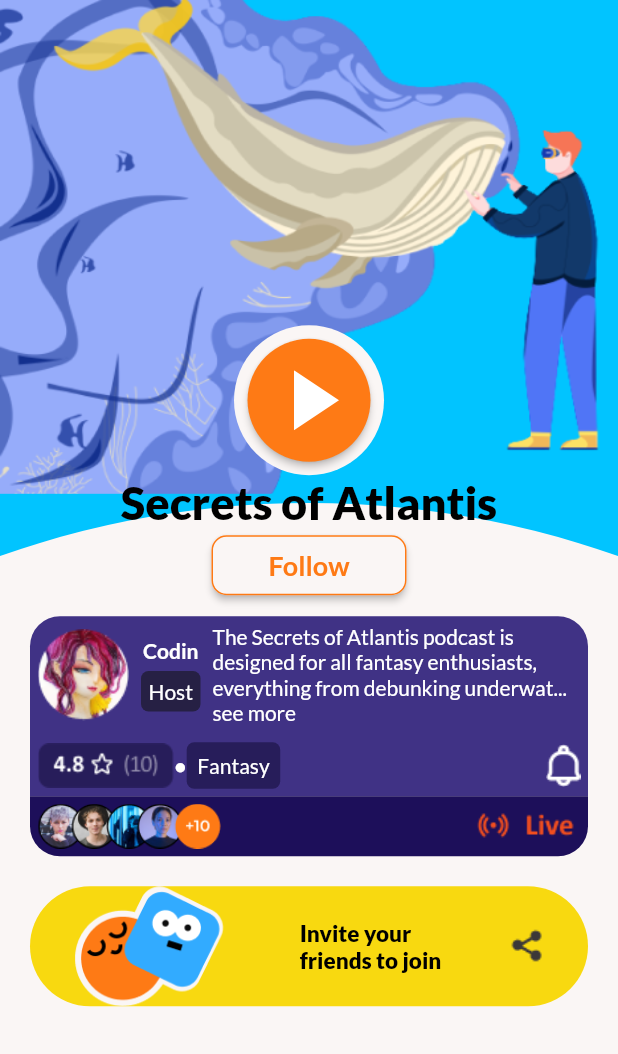
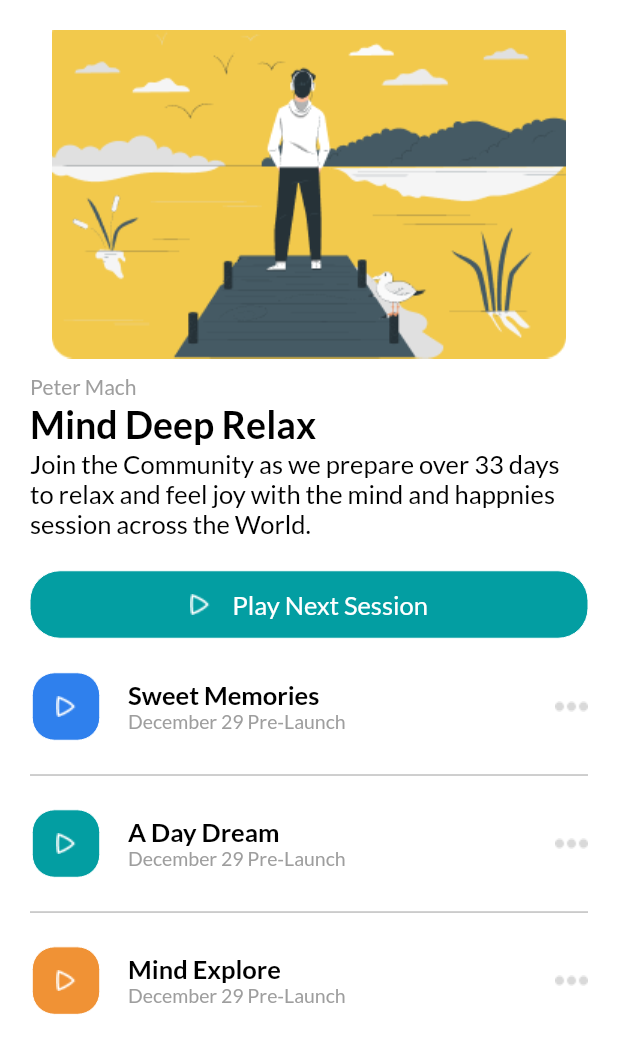
Before and after one commit to StounhandJ/flutter, a Flutter app: the screen it shows after launch, on a phone screen of 412 x 824 dp. Shown: the top 1054 px of the screen. Run offline on Flutter 3.47's test engine with Material 2 defaults, Android fonts, the phone set to English and light mode, and no system bars; our stand-ins replace google_fonts.

Commit message:
second design

```diff
--- a/lib/ScreenFour.dart
+++ b/lib/ScreenFour.dart
@@ -1,79 +1,53 @@
 import 'package:flutter/material.dart';
-import 'package:google_fonts/google_fonts.dart';
+import 'package:flutter_application_3/components/TextComponent.dart';
+
+import 'components/ButtonCircularComponent.dart';
 
 class ScreenFour extends StatelessWidget {
   const ScreenFour({Key? key}) : super(key: key);
   @override
   Widget build(BuildContext context) {
-    return SafeArea(
-      child: Container(
+    return Container(
       color: const Color.fromARGB(255, 3, 157, 162),
+      child: SafeArea(
         child: Column(
           children: [
             Container(
               margin: const EdgeInsets.only(top: 80),
-              child: Column(children: [
-                DefaultTextStyle(
-                  style: GoogleFonts.lato(
+              child: Column(children: const [
+                TextComponent("medinow",
                     fontSize: 40,
                     fontWeight: FontWeight.w400,
                     color: Colors.white),
-                  child: const Text('medinow'),
-                ),
-                DefaultTextStyle(
-                  style: GoogleFonts.lato(
+                TextComponent("Meditate With Us!",
                     fontSize: 15,
                     fontWeight: FontWeight.w400,
                     color: Colors.white),
-                  child: const Text('Meditate With Us!'),
-                )
               ]),
             ),
             Container(
               margin: const EdgeInsets.only(top: 50, left: 25, right: 25),
               child: Column(
                 children: [
-                  ElevatedButton(
-                    style: ButtonStyle(
-                        minimumSize: MaterialStateProperty.all<Size>(
-                            const Size(double.infinity, 50)),
-                        backgroundColor:
-                            MaterialStateProperty.all<Color>(Colors.white),
-                        foregroundColor:
-                            MaterialStateProperty.all<Color>(Colors.black),
-                        shape:
-                            MaterialStateProperty.all<RoundedRectangleBorder>(
-                                RoundedRectangleBorder(
-                                    borderRadius:
-                                        BorderRadius.circular(25.0)))),
-                    onPressed: () {},
-                    child: const Text("Sign in with Apple"),
-                  ),
+                  ButtonCircularComponent(const Text("Sign in with Apple"),
+                      width: MediaQuery.of(context).size.width,
+                      height: 50,
+                      backgroundColor: Colors.white,
+                      foregroundColor: Colors.black,
+                      circular: 25),
                   const SizedBox(height: 12),
-                  ElevatedButton(
-                    style: ButtonStyle(
-                        minimumSize: MaterialStateProperty.all<Size>(
-                            const Size(double.infinity, 50)),
-                        backgroundColor: MaterialStateProperty.all<Color>(
-                            const Color.fromARGB(255, 205, 253, 254)),
-                        foregroundColor:
-                            MaterialStateProperty.all<Color>(Colors.black),
-                        shape:
-                            MaterialStateProperty.all<RoundedRectangleBorder>(
-                                RoundedRectangleBorder(
-                                    borderRadius:
-                                        BorderRadius.circular(25.0)))),
-                    onPressed: () {},
-                    child: const Text("Continue with Email or Phone"),
-                  ),
+                  ButtonCircularComponent(
+                      const Text("Continue with Email or Phone"),
+                      width: MediaQuery.of(context).size.width,
+                      height: 50,
+                      backgroundColor: const Color.fromARGB(255, 205, 253, 254),
+                      foregroundColor: Colors.black,
+                      circular: 25),
                   const SizedBox(height: 8),
-                  DefaultTextStyle(
-                    style: GoogleFonts.lato(
+                  const TextComponent("Continue With Google",
                       fontSize: 15,
                       fontWeight: FontWeight.w400,
                       color: Colors.white),
-                    child: const Text('Continue With Google'),
-                  )
                 ],
               ),
             ),
--- a/lib/ScreenOne.dart
+++ b/lib/ScreenOne.dart
@@ -1,5 +1,6 @@
 import 'package:flutter/material.dart';
 
+import 'components/ButtonCircularComponent.dart';
 import 'components/InviteFriendsComponent.dart';
 import 'components/StreamCartComponent.dart';
 import 'components/TextComponent.dart';
@@ -8,9 +9,9 @@ class ScreenOne extends StatelessWidget {
   const ScreenOne({Key? key}) : super(key: key);
   @override
   Widget build(BuildContext context) {
-    return SafeArea(
-      child: Container(
-        color: const Color.fromARGB(255, 1, 196, 255),
+    return Container(
+      color: const Color.fromARGB(255, 1, 196, 255),
+      child: SafeArea(
         child: Stack(
           children: [
             Image.asset('assets/kit.png',
@@ -68,27 +69,17 @@ class ScreenOne extends StatelessWidget {
                             fontSize: 30,
                             fontWeight: FontWeight.w900,
                             color: Colors.black),
-                        ElevatedButton(
-                          style: ButtonStyle(
-                              minimumSize: MaterialStateProperty.all<Size>(
-                                  const Size(130, 40)),
-                              backgroundColor: MaterialStateProperty.all<Color>(
-                                const Color.fromARGB(255, 250, 246, 245),
-                              ),
-                              shape: MaterialStateProperty.all<
-                                      RoundedRectangleBorder>(
-                                  RoundedRectangleBorder(
-                                borderRadius: BorderRadius.circular(10.0),
-                                side: const BorderSide(
-                                  color: Color.fromARGB(255, 254, 122, 21),
-                                  width: 1.0,
-                                ),
-                              ))),
-                          onPressed: () {},
-                          child: const TextComponent('Follow',
+                        const ButtonCircularComponent(
+                          TextComponent('Follow',
                               fontSize: 18,
                               fontWeight: FontWeight.w600,
                               color: Color.fromARGB(255, 254, 122, 21)),
+                          width: 130,
+                          height: 40,
+                          backgroundColor: Color.fromARGB(255, 250, 246, 245),
+                          circular: 10,
+                          sideColor: Color.fromARGB(255, 254, 122, 21),
+                          sideWidth: 1,
                         ),
                         const SizedBox(height: 10),
                         StreamCartComponent(
--- /dev/null
+++ b/lib/ScreenTwo.dart
@@ -0,0 +1,96 @@
+import 'package:flutter/material.dart';
+import 'package:flutter_application_3/components/ButtonCircularComponent.dart';
+import 'package:flutter_application_3/components/TextComponent.dart';
+
+import 'components/DetailedCardComponent.dart';
+
+class ScreenTwo extends StatelessWidget {
+  const ScreenTwo({Key? key}) : super(key: key);
+  @override
+  Widget build(BuildContext context) {
+    return Container(
+      color: Colors.white,
+      child: SafeArea(
+        child: Container(
+          margin: const EdgeInsets.all(20),
+          child: Column(
+            children: [
+              Image.asset('assets/river.png'),
+              const SizedBox(height: 10),
+              Container(
+                width: MediaQuery.of(context).size.width,
+                alignment: Alignment.centerLeft,
+                height: 110,
+                child: Column(
+                  crossAxisAlignment: CrossAxisAlignment.start,
+                  mainAxisAlignment: MainAxisAlignment.spaceBetween,
+                  children: const [
+                    TextComponent("Peter Mach",
+                        color: Colors.grey, textAlign: TextAlign.start),
+                    TextComponent("Mind Deep Relax",
+                        fontSize: 25,
+                        fontWeight: FontWeight.bold,
+                        textAlign: TextAlign.left),
+                    Flexible(
+                        child: TextComponent(
+                      "Join the Community as we prepare over 33 days to relax and feel joy with the mind and happnies session across the World.",
+                      textAlign: TextAlign.left,
+                      fontSize: 17,
+                    )),
+                  ],
+                ),
+              ),
+              const SizedBox(height: 20),
+              ButtonCircularComponent(
+                Row(
+                  mainAxisAlignment: MainAxisAlignment.center,
+                  children: [
+                    Image.asset('assets/play.png'),
+                    const SizedBox(
+                      width: 15,
+                    ),
+                    const TextComponent(
+                      "Play Next Session",
+                      color: Colors.white,
+                      fontSize: 17,
+                    ),
+                  ],
+                ),
+                width: MediaQuery.of(context).size.width,
+                backgroundColor: const Color(0xFF039EA2),
+                height: 45,
+                circular: 20,
+              ),
+              const SizedBox(height: 20),
+              SizedBox(
+                height: MediaQuery.of(context).size.height * 0.28,
+                child: Column(
+                  mainAxisAlignment: MainAxisAlignment.spaceBetween,
+                  children: const [
+                    DetailedCardComponent(
+                      "Sweet Memories",
+                      "December 29 Pre-Launch",
+                      color: Color(0xFF2F80ED),
+                    ),
+                    Divider(color: Colors.grey),
+                    DetailedCardComponent(
+                      "A Day Dream",
+                      "December 29 Pre-Launch",
+                      color: Color(0xFF039EA2),
+                    ),
+                    Divider(color: Colors.grey),
+                    DetailedCardComponent(
+                      "Mind Explore",
+                      "December 29 Pre-Launch",
+                      color: Color(0xFFF09235),
+                    )
+                  ],
+                ),
+              )
+            ],
+          ),
+        ),
+      ),
+    );
+  }
+}
--- /dev/null
+++ b/lib/components/ButtonCircularComponent.dart
@@ -0,0 +1,51 @@
+import 'package:flutter/material.dart';
+
+class ButtonCircularComponent extends StatelessWidget {
+  const ButtonCircularComponent(
+    this.data, {
+    super.key,
+    this.backgroundColor,
+    this.onPressed,
+    this.width,
+    this.height,
+    this.foregroundColor,
+    this.circular,
+    this.sideWidth,
+    this.sideColor,
+  });
+// equal to "VoidCallback".
+
+  final Widget data;
+  final VoidCallback? onPressed;
+
+  final double? width;
+  final double? height;
+  final double? circular;
+  final double? sideWidth;
+  final Color? backgroundColor;
+  final Color? foregroundColor;
+  final Color? sideColor;
+
+  @override
+  Widget build(BuildContext context) {
+    return ElevatedButton(
+      style: ButtonStyle(
+          minimumSize:
+              MaterialStateProperty.all<Size>(Size(width ?? 30, height ?? 30)),
+          backgroundColor: MaterialStateProperty.all<Color?>(backgroundColor),
+          foregroundColor: MaterialStateProperty.all<Color?>(foregroundColor),
+          shape: MaterialStateProperty.all<RoundedRectangleBorder>(
+              RoundedRectangleBorder(
+            borderRadius: BorderRadius.circular(
+              circular ?? 20.0,
+            ),
+            side: BorderSide(
+              color: sideColor ?? Colors.white,
+              width: sideWidth ?? 0,
+            ),
+          ))),
+      onPressed: onPressed,
+      child: data,
+    );
+  }
+}
--- /dev/null
+++ b/lib/components/DetailedCardComponent.dart
@@ -0,0 +1,67 @@
+import 'package:flutter/material.dart';
+import 'package:flutter_application_3/components/ButtonCircularComponent.dart';
+import 'package:flutter_application_3/components/TextComponent.dart';
+
+class DetailedCardComponent extends StatelessWidget {
+  const DetailedCardComponent(
+    this.mainText,
+    this.additionalText, {
+    super.key,
+    this.onPressed,
+    this.width,
+    this.height,
+    this.color,
+  });
+// equal to "VoidCallback".
+
+  final String mainText;
+  final String additionalText;
+  final VoidCallback? onPressed;
+
+  final double? width;
+  final double? height;
+  final Color? color;
+
+  @override
+  Widget build(BuildContext context) {
+    return Row(
+      mainAxisAlignment: MainAxisAlignment.spaceBetween,
+      children: [
+        ButtonCircularComponent(
+          Image.asset("assets/play.png"),
+          width: 40,
+          height: 45,
+          circular: 15,
+          backgroundColor: color,
+        ),
+        Container(
+          alignment: Alignment.centerLeft,
+          width: 150,
+          child: Column(
+            children: [
+              SizedBox(
+                width: 145,
+                child: TextComponent(
+                  mainText,
+                  fontWeight: FontWeight.bold,
+                  fontSize: 17,
+                  textAlign: TextAlign.left,
+                ),
+              ),
+              TextComponent(
+                additionalText,
+                color: Colors.grey,
+                fontSize: 13,
+                textAlign: TextAlign.left,
+              ),
+            ],
+          ),
+        ),
+        const SizedBox(
+          width: 100,
+        ),
+        Image.asset("assets/ellipsis.png"),
+      ],
+    );
+  }
+}
--- a/lib/components/TextComponent.dart
+++ b/lib/components/TextComponent.dart
@@ -8,6 +8,7 @@ class TextComponent extends StatelessWidget {
     this.fontSize,
     this.fontWeight,
     this.color,
+    this.textAlign,
   });
 // equal to "VoidCallback".
 
@@ -15,13 +16,27 @@ class TextComponent extends StatelessWidget {
   final double? fontSize;
   final FontWeight? fontWeight;
   final Color? color;
+  final TextAlign? textAlign;
 
   @override
   Widget build(BuildContext context) {
     return DefaultTextStyle(
       style: GoogleFonts.lato(
-          fontSize: fontSize, fontWeight: fontWeight, color: color),
-      child: Text(data),
+          fontSize: fontSize,
+          fontWeight: fontWeight,
+          textStyle: const TextStyle(),
+          color: color ?? Colors.black),
+      child: Text(
+        data,
+        textAlign: textAlign,
+      ),
     );
+    // return DefaultTextStyle(
+    //   style: const TextStyle(),
+    //   child: Text(
+    //     data,
+    //     textAlign: textAlign,
+    //   ),
+    // );
   }
 }
--- a/lib/main.dart
+++ b/lib/main.dart
@@ -1,5 +1,8 @@
 import 'package:flutter/material.dart';
-import 'package:flutter_application_3/ScreenOne.dart';
+
+import 'ScreenFour.dart';
+import 'ScreenOne.dart';
+import 'ScreenTwo.dart';
 
 void main() {
   runApp(const MyApp());
@@ -12,7 +15,7 @@ class MyApp extends StatelessWidget {
   Widget build(BuildContext context) {
     return const MaterialApp(
       title: 'Flutter Demo',
-      home: ScreenOne(),
+      home: ScreenTwo(),
     );
   }
 }
--- a/pubspec.yaml
+++ b/pubspec.yaml
@@ -69,9 +69,11 @@ flutter:
     - assets/live.png
     - assets/avatars.png
     - assets/rating.png
-    - assets/text_rating.png
     - assets/bell.png
     - assets/avatar.png
+    - assets/river.png
+    - assets/play.png
+    - assets/ellipsis.png
 
   # An image asset can refer to one or more resolution-specific "variants", see
   # https://flutter.dev/assets-and-images/#resolution-aware
```
Also changed, not shown: assets/ellipsis.png (added), assets/play.png (added), assets/river.png (added), assets/text_rating.png (deleted), doc/four.png, doc/two.png (added), 1 other file. Lines whose indentation alone changed are shown as unchanged.
